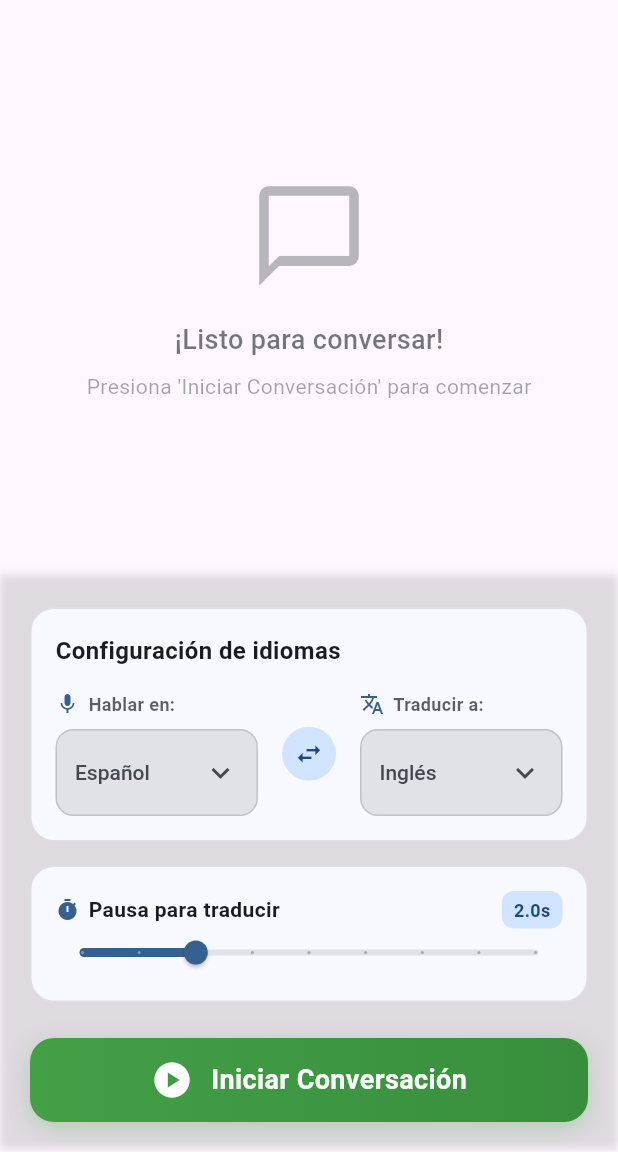
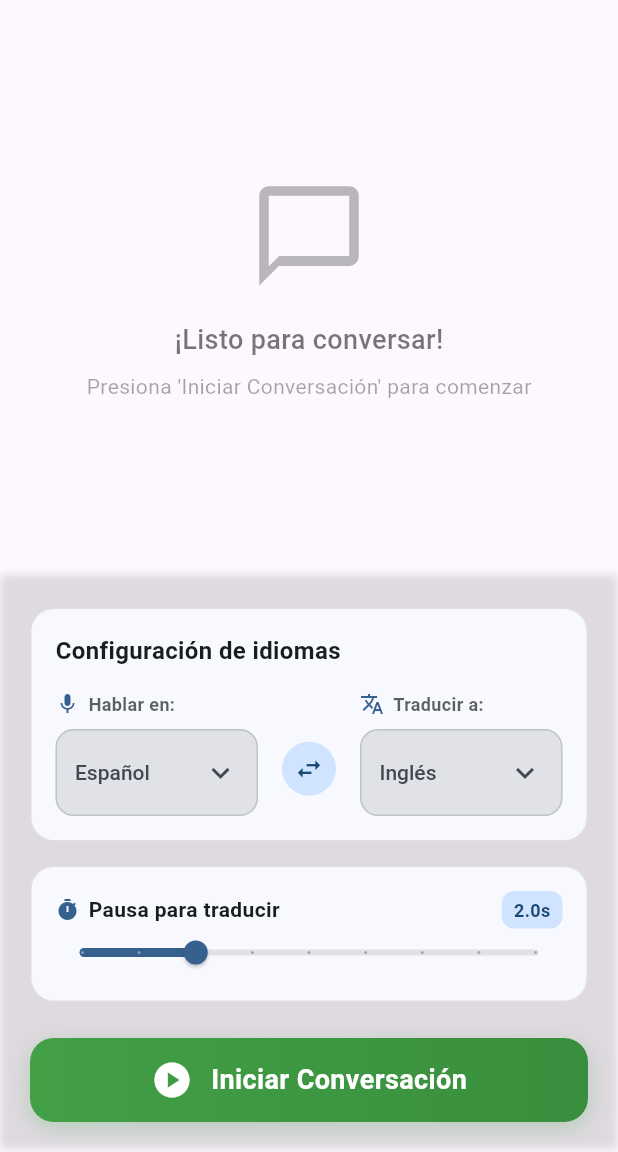
Before and after one commit to hawerx/flowio, a Flutter app: the screen it shows after launch, on a phone screen of 412 x 824 dp, the part 84-1236 px from its top. Run offline on Flutter 3.47's test engine with Material 3 defaults, Android fonts, the phone set to English and light mode, and no system bars; our stand-ins replace flutter_tts, just_audio, logger, permission_handler; missing offline and left inert: record, vad.

Commit message:
intercambio de idiomas funciona

```diff
--- a/lib/features/conversation/ui/widgets/settings_controls.dart
+++ b/lib/features/conversation/ui/widgets/settings_controls.dart
@@ -70,6 +70,7 @@ class SettingsControlsNew extends StatelessWidget {
 
   Widget _buildLanguageSelectors(BuildContext context, ConversationProvider provider, bool isEnabled) {
     return Row(
+      crossAxisAlignment: CrossAxisAlignment.center,
       children: [
         Expanded(
           child: _buildLanguageDropdown(
@@ -83,16 +84,30 @@ class SettingsControlsNew extends StatelessWidget {
         ),
         Padding(
           padding: const EdgeInsets.symmetric(horizontal: 16),
+          child: Padding(
+            padding: const EdgeInsets.only(top: 20), // Alineación vertical con los dropdowns
+            child: Material(
+              color: Colors.transparent,
+              child: InkWell(
+                onTap: isEnabled ? () => provider.swapLanguages() : null,
+                borderRadius: BorderRadius.circular(20),
                 child: Container(
                   padding: const EdgeInsets.all(8),
                   decoration: BoxDecoration(
-              color: Theme.of(context).colorScheme.primaryContainer,
+                    color: isEnabled
+                        ? Theme.of(context).colorScheme.primaryContainer
+                        : Theme.of(context).colorScheme.surfaceContainerHighest,
                     shape: BoxShape.circle,
                   ),
                   child: Icon(
                     Icons.swap_horiz,
-              color: Theme.of(context).colorScheme.onPrimaryContainer,
+                    color: isEnabled
+                        ? Theme.of(context).colorScheme.onPrimaryContainer
+                        : Theme.of(context).colorScheme.onSurfaceVariant.withValues(alpha: 0.5),
                     size: 20,
+                  ),
+                ),
+              ),
             ),
           ),
         ),
```
Also changed, not shown: lib/features/conversation/providers/conversation_provider.dart (+9 -0 lines), 1 other file. Lines whose indentation alone changed are shown as unchanged.
